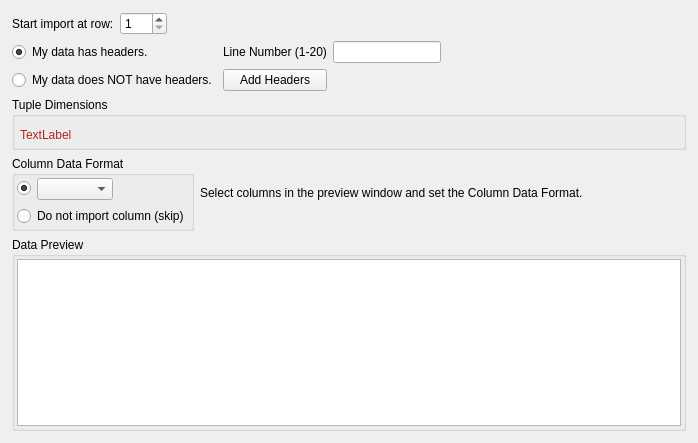
The window that Source/Plugins/IO/Widgets/ImportASCIIDataWizard/UI_Files/DataFormatPage.ui (BlueQuartzSoftware/DREAM3D) describes before a commit, drawn with Qt 5.
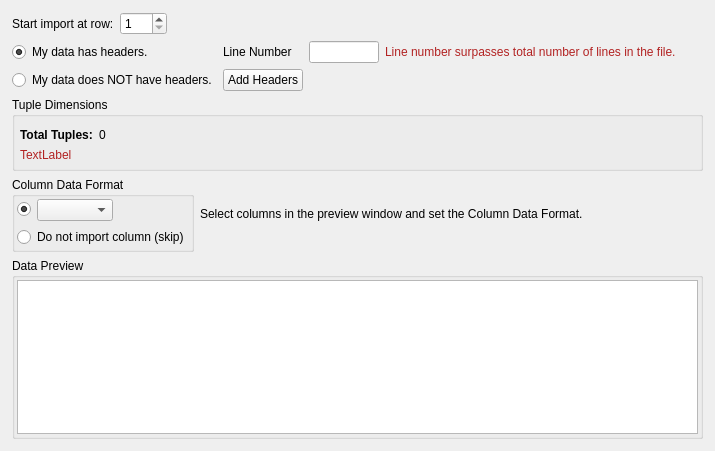
The same window after the commit. Custom widgets are drawn as their Qt base class.

Patch:
```diff
--- a/Source/Plugins/IO/Widgets/ImportASCIIDataWizard/UI_Files/DataFormatPage.ui
+++ b/Source/Plugins/IO/Widgets/ImportASCIIDataWizard/UI_Files/DataFormatPage.ui
@@ -6,8 +6,8 @@
    <rect>
     <x>0</x>
     <y>0</y>
-    <width>698</width>
-    <height>443</height>
+    <width>715</width>
+    <height>451</height>
    </rect>
   </property>
   <property name="windowTitle">
@@ -41,36 +41,10 @@
      <property name="spacing">
       <number>6</number>
      </property>
-     <item row="0" column="3" colspan="2">
-      <widget class="QLineEdit" name="headersIndexLineEdit">
-       <property name="text">
-        <string/>
-       </property>
-       <property name="placeholderText">
-        <string/>
-       </property>
-      </widget>
-     </item>
-     <item row="0" column="5">
-      <spacer name="horizontalSpacer_2">
-       <property name="orientation">
-        <enum>Qt::Horizontal</enum>
-       </property>
-       <property name="sizeType">
-        <enum>QSizePolicy::Expanding</enum>
-       </property>
-       <property name="sizeHint" stdset="0">
-        <size>
-         <width>40</width>
-         <height>20</height>
-        </size>
-       </property>
-      </spacer>
-     </item>
      <item row="0" column="2">
       <widget class="QLabel" name="lineNumberLabel">
        <property name="text">
-        <string>Line Number (1-20)</string>
+        <string>Line Number</string>
        </property>
       </widget>
      </item>
@@ -91,19 +65,6 @@
        </property>
       </widget>
      </item>
-     <item row="1" column="3" colspan="3">
-      <spacer name="horizontalSpacer">
-       <property name="orientation">
-        <enum>Qt::Horizontal</enum>
-       </property>
-       <property name="sizeHint" stdset="0">
-        <size>
-         <width>40</width>
-         <height>20</height>
-        </size>
-       </property>
-      </spacer>
-     </item>
      <item row="1" column="2">
       <widget class="QPushButton" name="addHeadersBtn">
        <property name="text">
@@ -111,6 +72,55 @@
        </property>
       </widget>
      </item>
+     <item row="0" column="3" colspan="2">
+      <widget class="QLineEdit" name="headersIndexLineEdit">
+       <property name="text">
+        <string/>
+       </property>
+       <property name="placeholderText">
+        <string/>
+       </property>
+      </widget>
+     </item>
+     <item row="0" column="8">
+      <spacer name="horizontalSpacer_2">
+       <property name="orientation">
+        <enum>Qt::Horizontal</enum>
+       </property>
+       <property name="sizeHint" stdset="0">
+        <size>
+         <width>40</width>
+         <height>20</height>
+        </size>
+       </property>
+      </spacer>
+     </item>
+     <item row="0" column="5" colspan="3">
+      <widget class="QLabel" name="lineNumErrLabel">
+       <property name="styleSheet">
+        <string notr="true">QLabel { color: FireBrick }</string>
+       </property>
+       <property name="text">
+        <string>Line number surpasses total number of lines in the file.</string>
+       </property>
+       <property name="wordWrap">
+        <bool>false</bool>
+       </property>
+      </widget>
+     </item>
+     <item row="1" column="3" colspan="6">
+      <spacer name="horizontalSpacer">
+       <property name="orientation">
+        <enum>Qt::Horizontal</enum>
+       </property>
+       <property name="sizeHint" stdset="0">
+        <size>
+         <width>40</width>
+         <height>20</height>
+        </size>
+       </property>
+      </spacer>
+     </item>
     </layout>
    </item>
    <item row="0" column="0" colspan="3">
@@ -295,22 +305,9 @@
        <number>5</number>
       </property>
       <property name="spacing">
-       <number>-1</number>
+       <number>6</number>
       </property>
-      <item row="1" column="0">
-       <widget class="QLabel" name="tupleTableErrLabel">
-        <property name="styleSheet">
-         <string notr="true">QLabel { color: FireBrick }</string>
-        </property>
-        <property name="text">
-         <string>TextLabel</string>
-        </property>
-        <property name="wordWrap">
-         <bool>true</bool>
-        </property>
-       </widget>
-      </item>
-      <item row="0" column="0">
+      <item row="0" column="0" colspan="2">
        <widget class="TupleTableWidget" name="tupleDimsTable" native="true">
         <property name="maximumSize">
          <size>
@@ -320,6 +317,71 @@
         </property>
        </widget>
       </item>
+      <item row="5" column="0" colspan="2">
+       <widget class="QLabel" name="tupleTableErrLabel">
+        <property name="styleSheet">
+         <string notr="true">QLabel { color: FireBrick }</string>
+        </property>
+        <property name="text">
+         <string>TextLabel</string>
+        </property>
+        <property name="wordWrap">
+         <bool>false</bool>
+        </property>
+       </widget>
+      </item>
+      <item row="6" column="0" colspan="2">
+       <spacer name="verticalSpacer">
+        <property name="orientation">
+         <enum>Qt::Vertical</enum>
+        </property>
+        <property name="sizeHint" stdset="0">
+         <size>
+          <width>20</width>
+          <height>40</height>
+         </size>
+        </property>
+       </spacer>
+      </item>
+      <item row="1" column="0" colspan="2">
+       <layout class="QHBoxLayout" name="horizontalLayout_3">
+        <property name="spacing">
+         <number>6</number>
+        </property>
+        <property name="leftMargin">
+         <number>0</number>
+        </property>
+        <property name="topMargin">
+         <number>0</number>
+        </property>
+        <property name="rightMargin">
+         <number>0</number>
+        </property>
+        <property name="bottomMargin">
+         <number>0</number>
+        </property>
+        <item>
+         <widget class="QLabel" name="tupleLabel">
+          <property name="text">
+           <string>&lt;html&gt;&lt;head/&gt;&lt;body&gt;&lt;p&gt;&lt;span style=&quot; font-weight:600;&quot;&gt;Total Tuples:&lt;/span&gt;&lt;/p&gt;&lt;/body&gt;&lt;/html&gt;</string>
+          </property>
+         </widget>
+        </item>
+        <item>
+         <widget class="QLabel" name="tupleCountLabel">
+          <property name="sizePolicy">
+           <sizepolicy hsizetype="Expanding" vsizetype="Preferred">
+            <horstretch>0</horstretch>
+            <verstretch>0</verstretch>
+           </sizepolicy>
+          </property>
+          <property name="text">
+           <string>0</string>
+          </property>
+         </widget>
+        </item>
+       </layout>
+      </item>
      </layout>
     </widget>
    </item>
```
Left out of the diff: 14 changed lines with no effect on the pictures.
